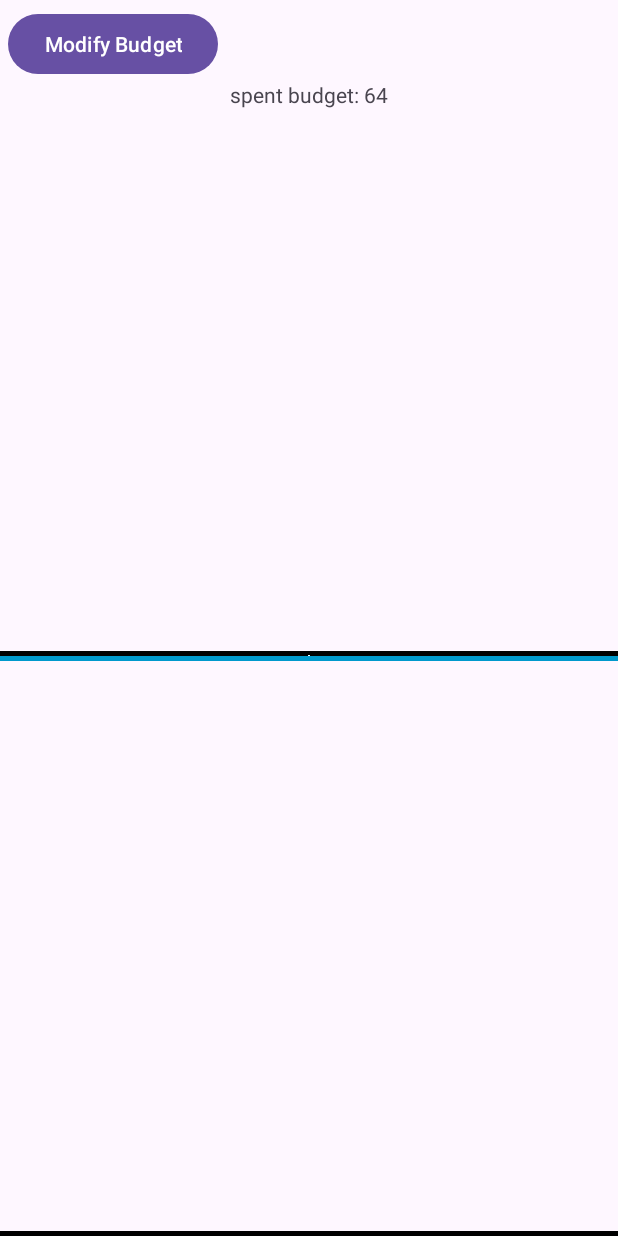
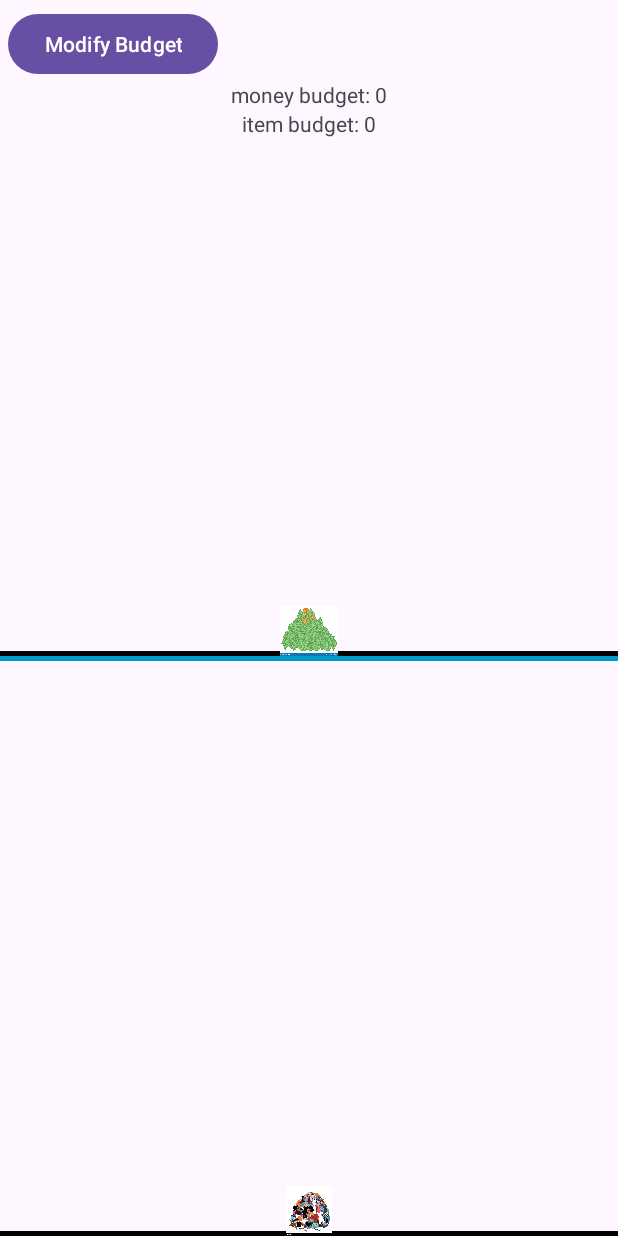
Before and after one commit to danFeller/SloFashion, an Android app: the screen it shows after launch (HomeActivity), on a phone screen of 412 x 824 dp. Run offline under Robolectric (Android 15) with nearby library versions, the phone set to English and light mode, and no system bars; libraries missing offline, so code that uses them is left out: com.fatboyindustrial.gsonjavatime.

Commit message:
budget values locally saved

```diff
--- a/app/src/main/java/com/example/slofashion/HomeActivity.java
+++ b/app/src/main/java/com/example/slofashion/HomeActivity.java
@@ -24,7 +24,7 @@ public class HomeActivity extends AppCompatActivity {
     protected void onCreate(Bundle savedInstanceState) {
         super.onCreate(savedInstanceState);
         setContentView(R.layout.activity_home);
-        storageTestingMethod();
+        //storageTestingMethod();
 
 
         TextView receivedMoneyBudget = findViewById(R.id.receivedMoneyBudget);
@@ -49,34 +49,56 @@ public class HomeActivity extends AppCompatActivity {
 
 
         if(moneyBudget != null && itemBudget != null){
-            moneyBudget_layoutParams.setMargins(0, 0, 0, (int)Float.parseFloat(moneyBudget)*4);
-            itemBudget_layoutParams.setMargins(0,0 , 0, (int)Float.parseFloat(itemBudget)*35);
+            List<Budget> budgets = UsePrefs.getAllBudgets(getApplicationContext());
+            budgets.add(new Budget(
+                    (int)Float.parseFloat(moneyBudget),
+                    (int)Float.parseFloat(itemBudget)
+            ));
+            UsePrefs.saveAllBudgets(getApplicationContext(), budgets);
 
-            //receivedMoneyBudget.setText("money budget: "+moneyBudget);
-            //receivedItemBudget.setText("item budget: "+itemBudget);
-            //receivedMoneyBudget.setText("money margin: "+moneyBudget_layoutParams.bottomMargin);
-            //receivedItemBudget.setText("item margin: "+itemBudget_layoutParams.bottomMargin);
+
+            int moneyIntBudget = budgets.get(budgets.size()-1).getCostBudget();
+            int itemIntBudget = budgets.get(budgets.size()-1).getClothesBudget();
+
+
+            moneyBudget_layoutParams.setMargins(0, 0, 0, moneyIntBudget*4);
+            itemBudget_layoutParams.setMargins(0,0 , 0, itemIntBudget*35);
+
+            receivedMoneyBudget.setText("money budget: "+moneyIntBudget);
+            receivedItemBudget.setText("item budget: "+itemIntBudget);
+
         }
         else{
-            moneyBudget_layoutParams.setMargins(0, 0, 0, 0);
-            itemBudget_layoutParams.setMargins(0,0 , 0, 0);
+            int moneyIntBudget = 0;
+            int itemIntBudget = 0;
+            List<Budget> budgets = UsePrefs.getAllBudgets(getApplicationContext());
+            if(budgets.size() >= 1){
+                 moneyIntBudget = budgets.get(budgets.size()-1).getCostBudget();
+                 itemIntBudget = budgets.get(budgets.size()-1).getClothesBudget();
+            }
+
+            moneyBudget_layoutParams.setMargins(0, 0, 0, moneyIntBudget*4);
+            itemBudget_layoutParams.setMargins(0,0 , 0, itemIntBudget*35);
+
+            receivedMoneyBudget.setText("money budget: "+moneyIntBudget);
+            receivedItemBudget.setText("item budget: "+itemIntBudget);
         }
         if(moneySpent != null && itemBought != null){
 
             moneyImg_layoutParams.height = (int)Float.parseFloat(moneySpent)*4;
             clothesImg_layoutParams.height = (int)Float.parseFloat(itemBought)*35;
 
-            //receivedMoneyBudget.setText("money spent: "+moneySpent);
-            //receivedItemBudget.setText("item bought: "+itemBought);
+            receivedMoneyBudget.setText("money spent: "+moneySpent);
+            receivedItemBudget.setText("item bought: "+itemBought);
 
         }
         else{
-            moneyImg_layoutParams.height = 1;
-            clothesImg_layoutParams.height = 1;
+            moneyImg_layoutParams.height = 50;
+            clothesImg_layoutParams.height = 50;
 
         }
 
-        storageTestingMethod();
+        //storageTestingMethod();
 
         }
 
@@ -96,7 +118,17 @@ public class HomeActivity extends AppCompatActivity {
         UsePrefs.saveAllExpenditures(getApplicationContext(), expenditures);
 
         TextView receivedMoneyBudget = findViewById(R.id.receivedMoneyBudget);
-        receivedMoneyBudget.setText("spent budget: "+expenditures.get(0).getCost());
+        TextView receivedItemBudget = findViewById(R.id.receivedItemBudget);
+
+        int totalSpendings = 0;
+        for(int i = expenditures.size()-30; i< expenditures.size(); i++){
+            totalSpendings += expenditures.get(i).getCost();
+
+        }
+
+
+        receivedMoneyBudget.setText("total Spendings: "+totalSpendings);
+        receivedItemBudget.setText("expenditure info: "+expenditures.get(0).toString());
 
 
     }
```
